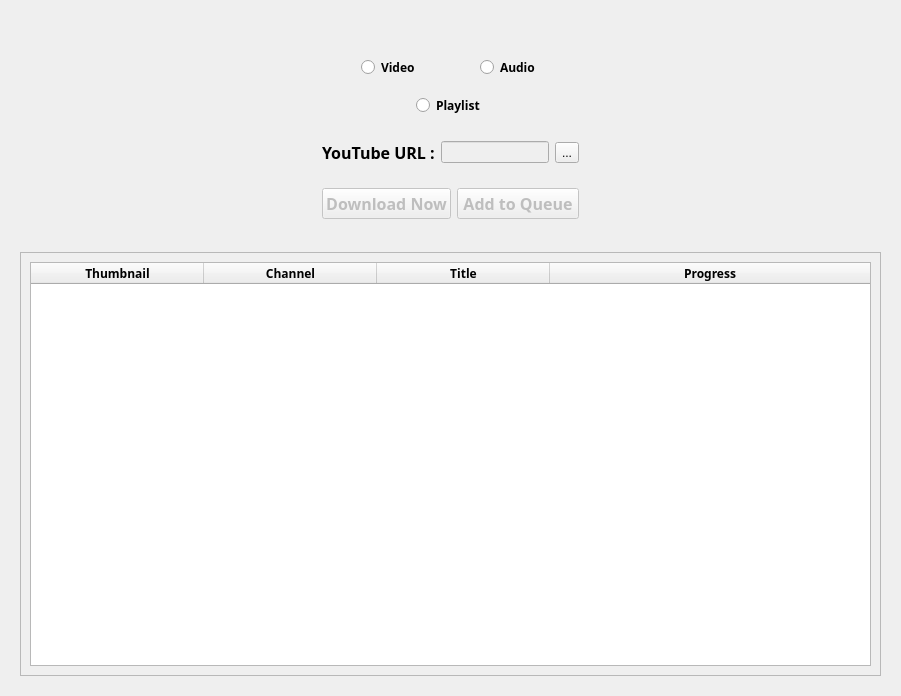
This is resources/gui/downloader_view.ui in youpi0214/DownTube as Qt 5 draws it before an edit. The edited form follows.
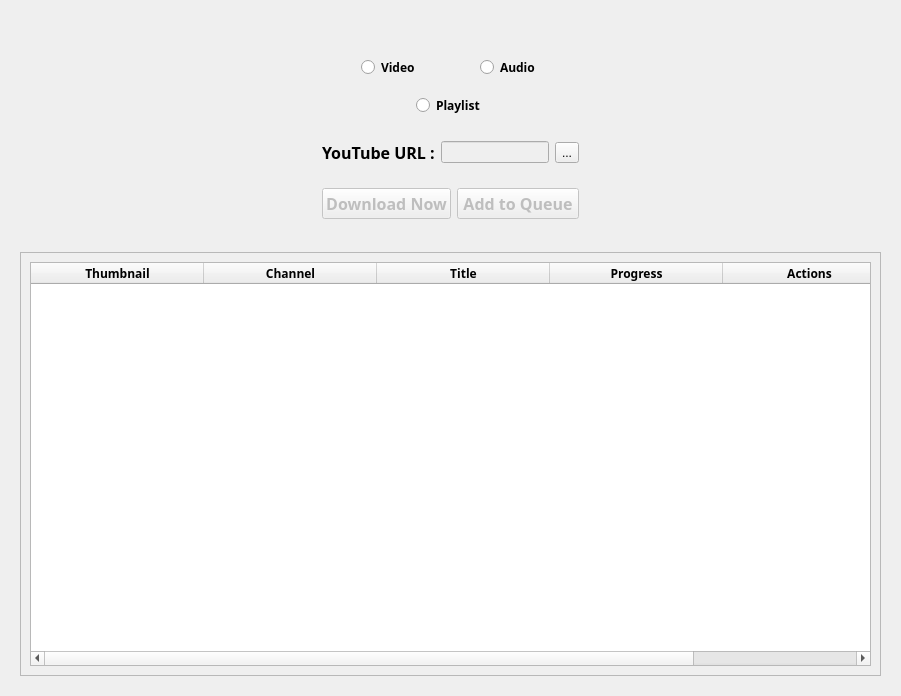
This is the edited form.

Commit message: Added ProcessBars display in View. Added Actions section in GUI. To do Next: Setup action buttons with icons using Pixmap and same for Thumbnail

Diff of the .ui file:
```diff
--- a/resources/gui/downloader_view.ui
+++ b/resources/gui/downloader_view.ui
@@ -280,7 +280,7 @@
              <bool>true</bool>
             </attribute>
             <attribute name="horizontalHeaderStretchLastSection">
-             <bool>true</bool>
+             <bool>false</bool>
             </attribute>
             <attribute name="verticalHeaderCascadingSectionResizes">
              <bool>false</bool>
@@ -311,6 +311,11 @@
               <string>Progress</string>
              </property>
             </column>
+            <column>
+             <property name="text">
+              <string>Actions</string>
+             </property>
+            </column>
            </widget>
           </item>
          </layout>
```
Left out of the diff: 6 changed lines with no effect on the pictures. The commit also changes 1 other file.
